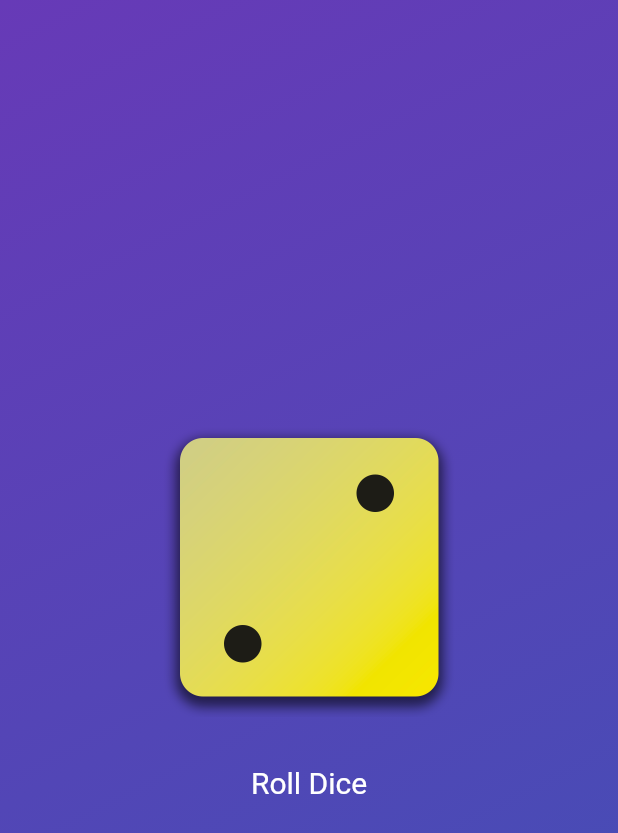
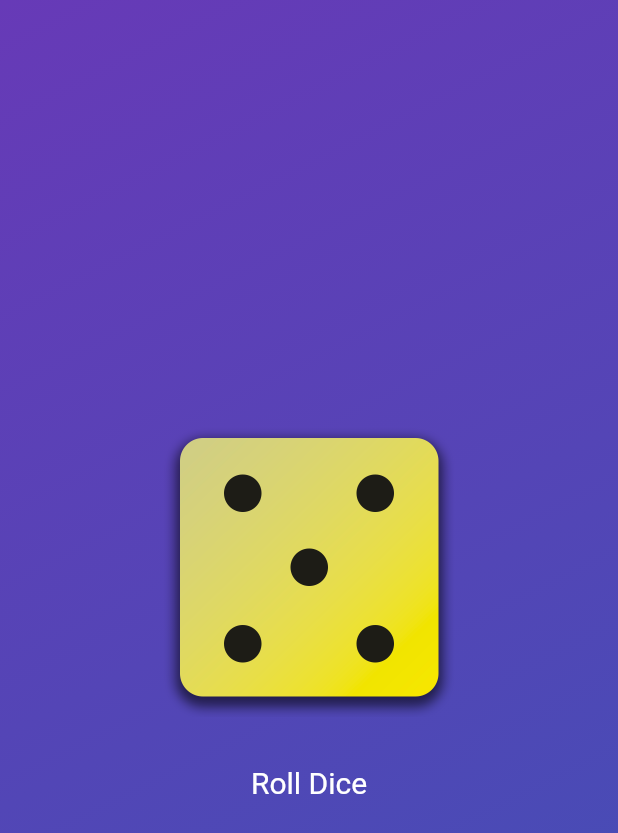
Before and after one commit to Louis-Gil/playground, a Flutter app: the screen it shows after launch, after a tap on "Roll Dice", on a phone screen of 412 x 824 dp. Shown: the top 833 px of the screen. Run offline on Flutter 3.47's test engine with Material 2 defaults, Android fonts, the phone set to English and light mode, and no system bars.

Commit message:
feat : Add dice randomizer

```diff
--- a/flutter_guild/roll_dice/lib/dice_roller.dart
+++ b/flutter_guild/roll_dice/lib/dice_roller.dart
@@ -1,4 +1,8 @@
+import 'dart:math';
+
 import 'package:flutter/material.dart';
+
+final randomizer = Random();
 
 class DiceRoller extends StatefulWidget {
   const DiceRoller({super.key});
@@ -10,11 +14,11 @@ class DiceRoller extends StatefulWidget {
 }
 
 class _DiceRollerState extends State<DiceRoller> {
-  var activeDiceImage = 'assets/images/dice-1.png';
+  var currentDiceRole = 1;
 
   void rollDice() {
     setState(() {
-      activeDiceImage = 'assets/images/dice-2.png';
+      currentDiceRole = randomizer.nextInt(6) + 1;
     });
   }
 
@@ -23,7 +27,7 @@ class _DiceRollerState extends State<DiceRoller> {
     return Column(
       mainAxisSize: MainAxisSize.min,
       children: [
-        Image.asset(activeDiceImage, width: 200),
+        Image.asset('assets/images/dice-$currentDiceRole.png', width: 200),
         const SizedBox(height: 20),
         TextButton(
           onPressed: rollDice,
```
